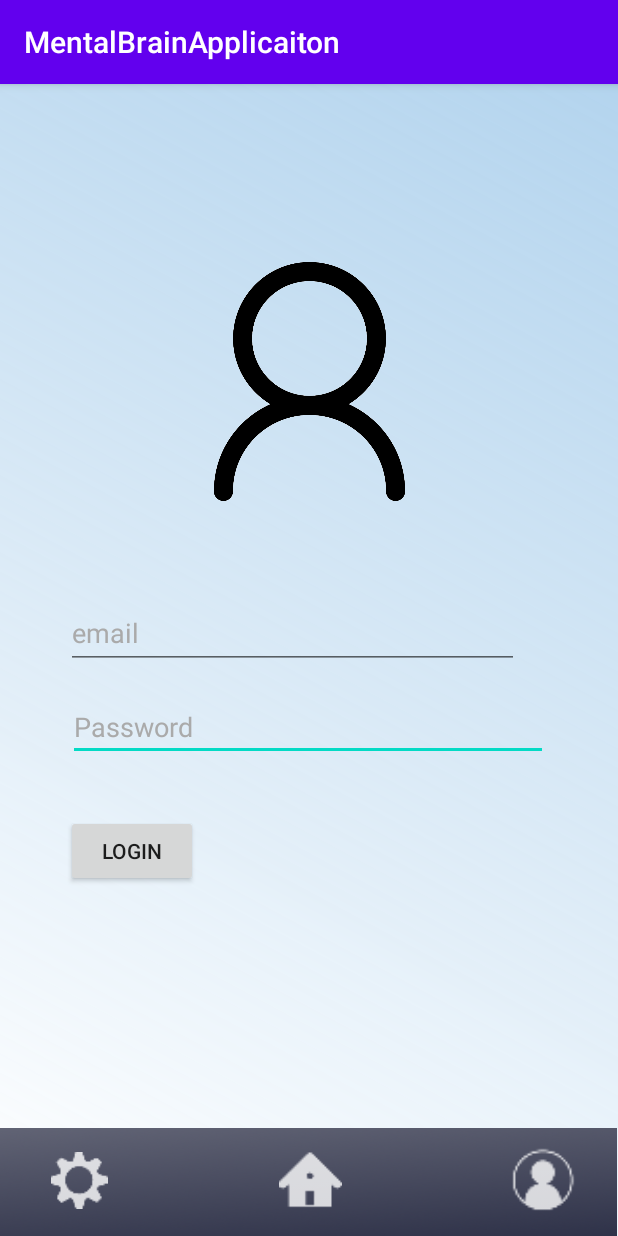
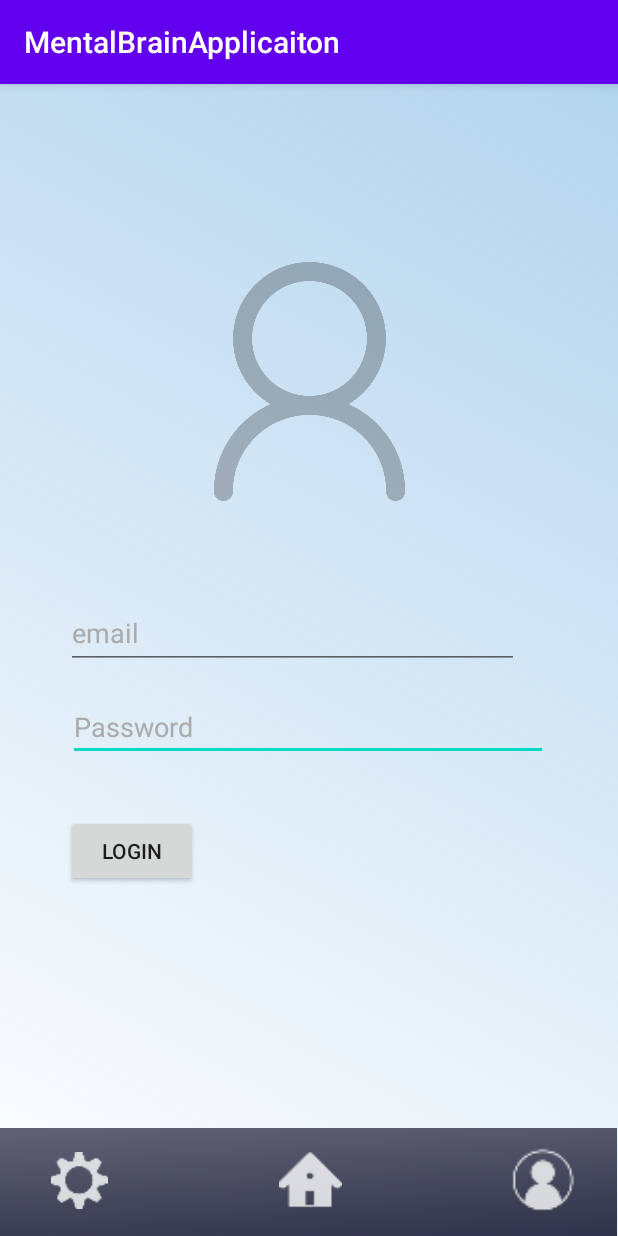
Before and after one commit to 57spvqas/Mobile-App-Group4, an Android app: the UserLogin screen opened directly, with no data from a screen before it, on a phone screen of 412 x 824 dp. Run offline under Robolectric (Android 15) with nearby library versions, the phone set to English and light mode, and no system bars; our stand-ins replace Firebase (no records; nobody signed in at launch, a user with empty details on screens opened directly); Roboto replaces fonts that are not available here.

Commit message:
Updated launcher icon
""

```diff
--- a/MentalBrainApplication1.9/app/src/main/res/layout/activity_user_login.xml
+++ b/MentalBrainApplication1.9/app/src/main/res/layout/activity_user_login.xml
@@ -108,6 +108,7 @@
         android:layout_height="159dp"
         android:layout_marginTop="100dp"
         android:layout_marginBottom="64dp"
+        android:alpha=".25"
         app:layout_constraintBottom_toTopOf="@+id/usernameEditText"
         app:layout_constraintEnd_toEndOf="parent"
         app:layout_constraintStart_toStartOf="parent"
```
Also changed, not shown: MentalBrainApplication1.9/app/src/main/ic_launcher-playstore.png, MentalBrainApplication1.9/app/src/main/res/drawable-v24/Screenshot_1.png (added), MentalBrainApplication1.9/app/src/main/res/mipmap-hdpi/ic_launcher.png, MentalBrainApplication1.9/app/src/main/res/mipmap-hdpi/ic_launcher_foreground.png, MentalBrainApplication1.9/app/src/main/res/mipmap-hdpi/ic_launcher_round.png, MentalBrainApplication1.9/app/src/main/res/mipmap-mdpi/ic_launcher.png, MentalBrainApplication1.9/app/src/main/res/mipmap-mdpi/ic_launcher_foreground.png, MentalBrainApplication1.9/app/src/main/res/mipmap-mdpi/ic_launcher_round.png, MentalBrainApplication1.9/app/src/main/res/mipmap-xhdpi/ic_launcher.png, MentalBrainApplication1.9/app/src/main/res/mipmap-xhdpi/ic_launcher_foreground.png, MentalBrainApplication1.9/app/src/main/res/mipmap-xhdpi/ic_launcher_round.png, MentalBrainApplication1.9/app/src/main/res/mipmap-xxhdpi/ic_launcher.png, MentalBrainApplication1.9/app/src/main/res/mipmap-xxhdpi/ic_launcher_foreground.png, MentalBrainApplication1.9/app/src/main/res/mipmap-xxhdpi/ic_launcher_round.png, 3 more files.
